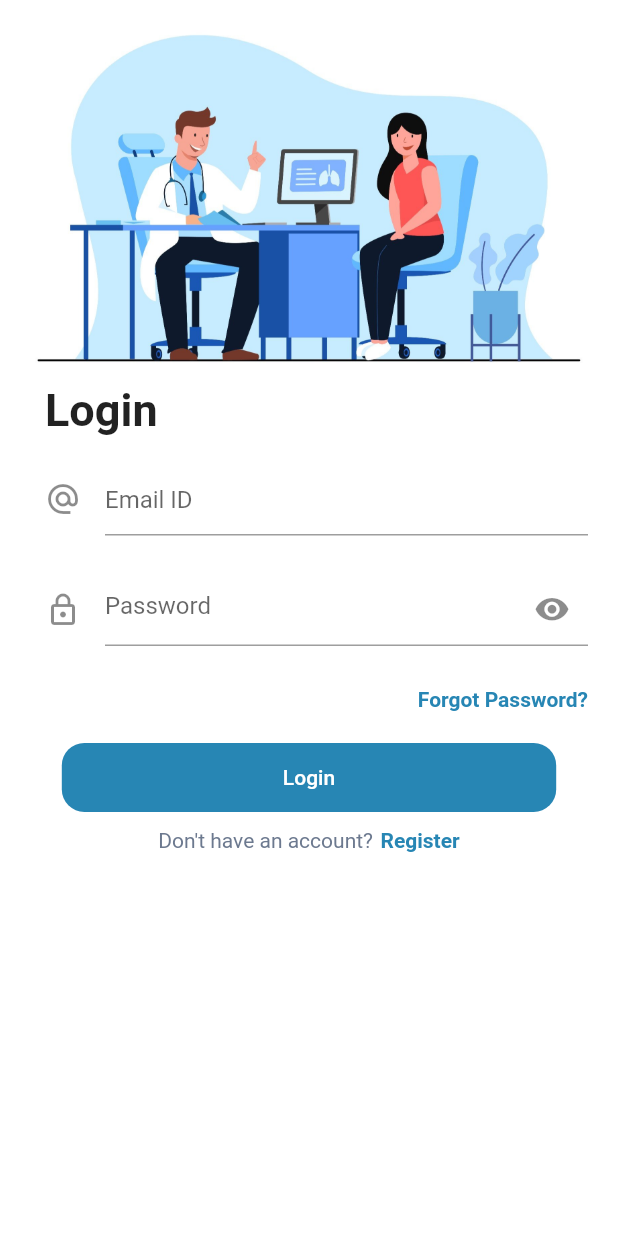
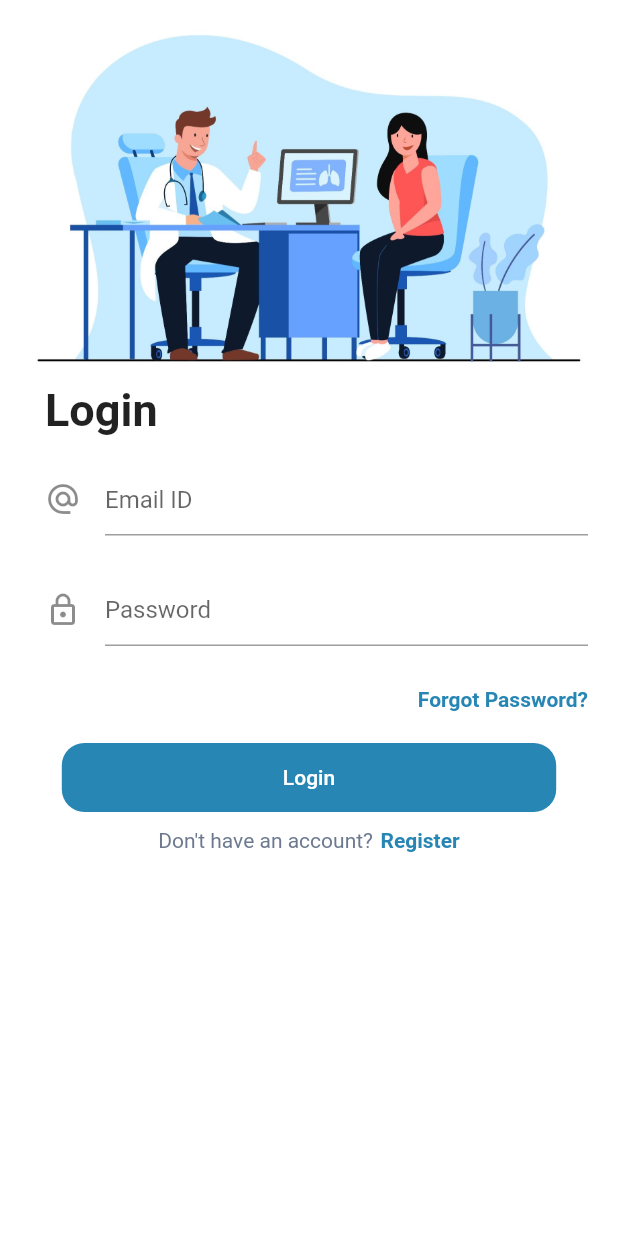
Before and after one commit to DrDejaVuNG/medical_app, a Flutter app: the screen it shows after launch, after a tap on "LOGIN", on a phone screen of 412 x 824 dp. Run offline on Flutter 3.47's test engine with Material 2 defaults, Android fonts, the phone set to English and light mode, and no system bars; our stand-ins replace firebase_core, font_awesome_flutter, google_nav_bar, hive_flutter, table_calendar; missing offline and left inert: o_color_picker, o_popup; accounts and stored records are empty.

Commit message:
update login

```diff
--- a/lib/frontend/utils/password_input.dart
+++ b/lib/frontend/utils/password_input.dart
@@ -1,22 +1,16 @@
 import 'package:flutter/material.dart';
 
-class PasswordInput extends StatefulWidget {
+class PasswordInput extends StatelessWidget {
   const PasswordInput({
     Key? key,
+    required this.controller,
   }) : super(key: key);
 
-  @override
-  State<PasswordInput> createState() => _PasswordInputState();
-}
+  final TextEditingController controller;
 
-class _PasswordInputState extends State<PasswordInput> {
-  bool obscureText = true;
-
-  void toggle() {
-    setState(() {
-      obscureText = !obscureText;
-    });
-  }
+  // void toggle() {
+  //   obscureText = !obscureText;
+  // }
 
   @override
   Widget build(BuildContext context) {
@@ -27,17 +21,18 @@ class _PasswordInputState extends State<PasswordInput> {
       height: size.height * 0.07,
       width: size.width * 0.9,
       child: TextFormField(
-        obscureText: obscureText,
+        controller: controller,
+        obscureText: true,
         keyboardType: TextInputType.visiblePassword,
-        decoration: InputDecoration(
-          icon: const Icon(Icons.lock_outlined),
+        decoration: const InputDecoration(
+          icon: Icon(Icons.lock_outlined),
           hintText: 'Password',
-          suffixIcon: IconButton(
-            splashRadius: 1,
-            onPressed: toggle,
-            icon: Icon(
-                obscureText ? Icons.visibility_sharp : Icons.visibility_off),
-          ),
+          // suffixIcon: IconButton(
+          //   splashRadius: 1,
+          //   onPressed: toggle,
+          //   icon: Icon(
+          //       obscureText ? Icons.visibility_sharp : Icons.visibility_off),
+          // ),
         ),
       ),
     );
--- a/lib/frontend/utils/text_input.dart
+++ b/lib/frontend/utils/text_input.dart
@@ -7,12 +7,14 @@ class TextInput extends StatelessWidget {
     this.inputType,
     required this.icon,
     required this.text,
+    required this.controller,
   }) : super(key: key);
 
   final String text;
   final Widget icon;
   final String? value;
   final TextInputType? inputType;
+  final TextEditingController controller;
 
   @override
   Widget build(BuildContext context) {
@@ -23,6 +25,7 @@ class TextInput extends StatelessWidget {
       height: size.height * 0.07,
       width: size.width * 0.9,
       child: TextFormField(
+        controller: controller,
         initialValue: value,
         keyboardType: inputType,
         decoration: InputDecoration(
--- a/lib/frontend/views/login/login.dart
+++ b/lib/frontend/views/login/login.dart
@@ -7,7 +7,7 @@ class LoginView extends StatelessWidget {
 
   @override
   Widget build(BuildContext context) {
-    return const Scaffold(
+    return Scaffold(
       body: SafeArea(
         child: Body(),
       ),
--- a/lib/frontend/views/login/widgets/body.dart
+++ b/lib/frontend/views/login/widgets/body.dart
@@ -1,17 +1,21 @@
+import 'package:medical_app/frontend/utils/password_input.dart';
+import 'package:medical_app/frontend/utils/text_input.dart';
+
 import '../../sign_up/sign_up.dart';
 import 'package:flutter/material.dart';
-import '../../login/widgets/form.dart';
 import '../../../utils/account_check_nav.dart';
 import 'package:medical_app/config/constants.dart';
 import 'package:medical_app/frontend/utils/bottom_nav.dart';
 import 'package:medical_app/frontend/utils/rounded_button.dart';
 
 class Body extends StatelessWidget {
-  const Body({Key? key}) : super(key: key);
+  Body({Key? key}) : super(key: key);
 
-  void logUserIn() {
+  final email = TextEditingController();
+  final password = TextEditingController();
 
-  }
+
+  void logUserIn() {}
 
   @override
   Widget build(BuildContext context) {
@@ -22,7 +26,29 @@ class Body extends StatelessWidget {
           children: [
             Image.asset('assets/images/login.jpg'),
             const SizedBox(height: 5),
-            const FormWidget(),
+            Padding(
+              padding: const EdgeInsets.only(left: 10),
+              child: Column(
+                crossAxisAlignment: CrossAxisAlignment.start,
+                children: [
+                  const Text(
+                    'Login',
+                    style: TextStyle(
+                      fontSize: 30,
+                      fontWeight: FontWeight.bold,
+                    ),
+                  ),
+                  const SizedBox(height: 10),
+                  TextInput(
+                    controller: email,
+                    icon: const Icon(Icons.alternate_email),
+                    text: 'Email ID',
+                    inputType: TextInputType.emailAddress,
+                  ),
+                  PasswordInput(controller: password),
+                ],
+              ),
+            ),
             const SizedBox(height: 10),
             Row(
               mainAxisAlignment: MainAxisAlignment.end,
--- a/lib/frontend/views/login/widgets/form.dart
+++ /dev/null
@@ -1,35 +0,0 @@
-import 'package:flutter/material.dart';
-import 'package:medical_app/frontend/utils/password_input.dart';
-import 'package:medical_app/frontend/utils/text_input.dart';
-
-class FormWidget extends StatelessWidget {
-  const FormWidget({
-    Key? key,
-  }) : super(key: key);
-
-  @override
-  Widget build(BuildContext context) {
-    return Padding(
-      padding: const EdgeInsets.only(left: 10),
-      child: Column(
-        crossAxisAlignment: CrossAxisAlignment.start,
-        children: const [
-          Text(
-            'Login',
-            style: TextStyle(
-              fontSize: 30,
-              fontWeight: FontWeight.bold,
-            ),
-          ),
-          SizedBox(height: 10),
-          TextInput(
-            icon: Icon(Icons.alternate_email),
-            text: 'Email ID',
-            inputType: TextInputType.emailAddress,
-          ),
-          PasswordInput(),
-        ],
-      ),
-    );
-  }
-}
```
